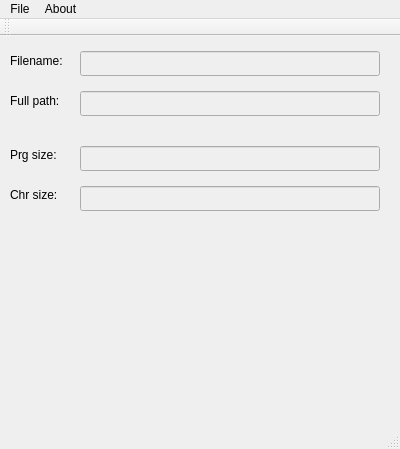
Qt form gui/mainwindow.ui (AngheloAlf/ALF-nes_header_editor) before a commit.
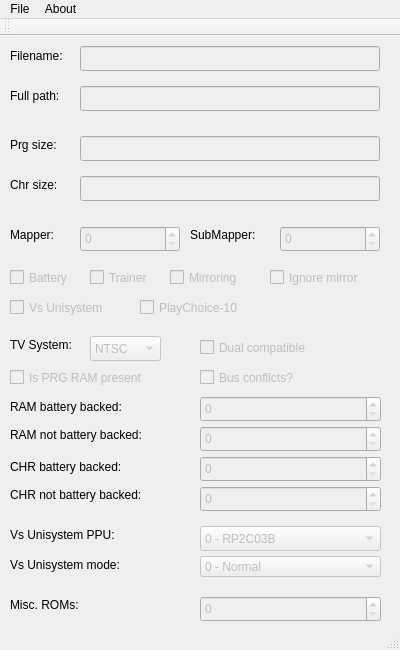
The same form after that commit.

Diff of the .ui file:
```diff
--- a/gui/mainwindow.ui
+++ b/gui/mainwindow.ui
@@ -2,14 +2,29 @@
 <ui version="4.0">
  <class>MainWindow</class>
  <widget class="QMainWindow" name="MainWindow">
+  <property name="enabled">
+   <bool>true</bool>
+  </property>
   <property name="geometry">
    <rect>
     <x>0</x>
     <y>0</y>
     <width>400</width>
-    <height>449</height>
+    <height>650</height>
    </rect>
   </property>
+  <property name="sizePolicy">
+   <sizepolicy hsizetype="Fixed" vsizetype="Fixed">
+    <horstretch>0</horstretch>
+    <verstretch>0</verstretch>
+   </sizepolicy>
+  </property>
+  <property name="minimumSize">
+   <size>
+    <width>400</width>
+    <height>600</height>
+   </size>
+  </property>
   <property name="windowTitle">
    <string>ALF::nes_header_editor</string>
   </property>
@@ -18,7 +33,7 @@
     <property name="geometry">
      <rect>
       <x>10</x>
-      <y>15</y>
+      <y>10</y>
       <width>65</width>
       <height>20</height>
      </rect>
@@ -31,7 +46,7 @@
     <property name="geometry">
      <rect>
       <x>10</x>
-      <y>55</y>
+      <y>50</y>
       <width>71</width>
       <height>20</height>
      </rect>
@@ -44,7 +59,7 @@
     <property name="geometry">
      <rect>
       <x>10</x>
-      <y>110</y>
+      <y>100</y>
       <width>67</width>
       <height>17</height>
      </rect>
@@ -57,7 +72,7 @@
     <property name="geometry">
      <rect>
       <x>10</x>
-      <y>150</y>
+      <y>140</y>
       <width>67</width>
       <height>17</height>
      </rect>
@@ -73,7 +88,7 @@
     <property name="geometry">
      <rect>
       <x>80</x>
-      <y>110</y>
+      <y>100</y>
       <width>300</width>
       <height>25</height>
      </rect>
@@ -86,7 +101,7 @@
     <property name="geometry">
      <rect>
       <x>80</x>
-      <y>15</y>
+      <y>10</y>
       <width>300</width>
       <height>25</height>
      </rect>
@@ -99,7 +114,7 @@
     <property name="geometry">
      <rect>
       <x>80</x>
-      <y>55</y>
+      <y>50</y>
       <width>300</width>
       <height>25</height>
      </rect>
@@ -112,12 +127,619 @@
     <property name="geometry">
      <rect>
       <x>80</x>
-      <y>150</y>
+      <y>140</y>
       <width>300</width>
       <height>25</height>
      </rect>
     </property>
    </widget>
+   <widget class="QLabel" name="label_5">
+    <property name="geometry">
+     <rect>
+      <x>10</x>
+      <y>190</y>
+      <width>67</width>
+      <height>17</height>
+     </rect>
+    </property>
+    <property name="text">
+     <string>Mapper:</string>
+    </property>
+   </widget>
+   <widget class="QLabel" name="label_6">
+    <property name="geometry">
+     <rect>
+      <x>190</x>
+      <y>190</y>
+      <width>90</width>
+      <height>17</height>
+     </rect>
+    </property>
+    <property name="text">
+     <string>SubMapper:</string>
+    </property>
+   </widget>
+   <widget class="QCheckBox" name="battery">
+    <property name="enabled">
+     <bool>false</bool>
+    </property>
+    <property name="geometry">
+     <rect>
+      <x>10</x>
+      <y>230</y>
+      <width>71</width>
+      <height>23</height>
+     </rect>
+    </property>
+    <property name="text">
+     <string>Battery</string>
+    </property>
+   </widget>
+   <widget class="QCheckBox" name="trainer">
+    <property name="enabled">
+     <bool>false</bool>
+    </property>
+    <property name="geometry">
+     <rect>
+      <x>90</x>
+      <y>230</y>
+      <width>71</width>
+      <height>23</height>
+     </rect>
+    </property>
+    <property name="text">
+     <string>Trainer</string>
+    </property>
+   </widget>
+   <widget class="QCheckBox" name="mirroring">
+    <property name="enabled">
+     <bool>false</bool>
+    </property>
+    <property name="geometry">
+     <rect>
+      <x>170</x>
+      <y>230</y>
+      <width>91</width>
+      <height>23</height>
+     </rect>
+    </property>
+    <property name="text">
+     <string>Mirroring</string>
+    </property>
+   </widget>
+   <widget class="QCheckBox" name="ignore_mirroring">
+    <property name="enabled">
+     <bool>false</bool>
+    </property>
+    <property name="geometry">
+     <rect>
+      <x>270</x>
+      <y>230</y>
+      <width>111</width>
+      <height>23</height>
+     </rect>
+    </property>
+    <property name="text">
+     <string>Ignore mirror</string>
+    </property>
+   </widget>
+   <widget class="QSpinBox" name="mapper">
+    <property name="enabled">
+     <bool>false</bool>
+    </property>
+    <property name="geometry">
+     <rect>
+      <x>80</x>
+      <y>190</y>
+      <width>100</width>
+      <height>26</height>
+     </rect>
+    </property>
+    <property name="maximum">
+     <number>4095</number>
+    </property>
+   </widget>
+   <widget class="QSpinBox" name="submapper">
+    <property name="enabled">
+     <bool>false</bool>
+    </property>
+    <property name="geometry">
+     <rect>
+      <x>280</x>
+      <y>190</y>
+      <width>100</width>
+      <height>26</height>
+     </rect>
+    </property>
+    <property name="maximum">
+     <number>15</number>
+    </property>
+   </widget>
+   <widget class="QCheckBox" name="vs">
+    <property name="enabled">
+     <bool>false</bool>
+    </property>
+    <property name="geometry">
+     <rect>
+      <x>10</x>
+      <y>260</y>
+      <width>111</width>
+      <height>23</height>
+     </rect>
+    </property>
+    <property name="text">
+     <string>Vs Unisystem</string>
+    </property>
+   </widget>
+   <widget class="QCheckBox" name="pc10">
+    <property name="enabled">
+     <bool>false</bool>
+    </property>
+    <property name="geometry">
+     <rect>
+      <x>140</x>
+      <y>260</y>
+      <width>121</width>
+      <height>23</height>
+     </rect>
+    </property>
+    <property name="text">
+     <string>PlayChoice-10</string>
+    </property>
+   </widget>
+   <widget class="QComboBox" name="tv_system">
+    <property name="enabled">
+     <bool>false</bool>
+    </property>
+    <property name="geometry">
+     <rect>
+      <x>90</x>
+      <y>300</y>
+      <width>71</width>
+      <height>25</height>
+     </rect>
+    </property>
+    <item>
+     <property name="text">
+      <string notr="true">NTSC</string>
+     </property>
+    </item>
+    <item>
+     <property name="text">
+      <string notr="true">PAL</string>
+     </property>
+    </item>
+   </widget>
+   <widget class="QLabel" name="label_7">
+    <property name="geometry">
+     <rect>
+      <x>10</x>
+      <y>300</y>
+      <width>81</width>
+      <height>17</height>
+     </rect>
+    </property>
+    <property name="text">
+     <string>TV System:</string>
+    </property>
+   </widget>
+   <widget class="QCheckBox" name="dual">
+    <property name="enabled">
+     <bool>false</bool>
+    </property>
+    <property name="geometry">
+     <rect>
+      <x>200</x>
+      <y>300</y>
+      <width>141</width>
+      <height>23</height>
+     </rect>
+    </property>
+    <property name="text">
+     <string>Dual compatible</string>
+    </property>
+   </widget>
+   <widget class="QCheckBox" name="prgRamPresent">
+    <property name="enabled">
+     <bool>false</bool>
+    </property>
+    <property name="geometry">
+     <rect>
+      <x>10</x>
+      <y>330</y>
+      <width>161</width>
+      <height>23</height>
+     </rect>
+    </property>
+    <property name="text">
+     <string>Is PRG RAM present</string>
+    </property>
+   </widget>
+   <widget class="QCheckBox" name="busConflicts">
+    <property name="enabled">
+     <bool>false</bool>
+    </property>
+    <property name="geometry">
+     <rect>
+      <x>200</x>
+      <y>330</y>
+      <width>131</width>
+      <height>23</height>
+     </rect>
+    </property>
+    <property name="text">
+     <string>Bus conflicts?</string>
+    </property>
+   </widget>
+   <widget class="QLabel" name="label_8">
+    <property name="geometry">
+     <rect>
+      <x>10</x>
+      <y>360</y>
+      <width>151</width>
+      <height>21</height>
+     </rect>
+    </property>
+    <property name="text">
+     <string>RAM battery backed:</string>
+    </property>
+   </widget>
+   <widget class="QSpinBox" name="batteryBackedAmount">
+    <property name="enabled">
+     <bool>false</bool>
+    </property>
+    <property name="geometry">
+     <rect>
+      <x>200</x>
+      <y>360</y>
+      <width>181</width>
+      <height>26</height>
+     </rect>
+    </property>
+    <property name="maximum">
+     <number>1048576</number>
+    </property>
+    <property name="singleStep">
+     <number>128</number>
+    </property>
+   </widget>
+   <widget class="QLabel" name="label_9">
+    <property name="geometry">
+     <rect>
+      <x>10</x>
+      <y>390</y>
+      <width>181</width>
+      <height>17</height>
+     </rect>
+    </property>
+    <property name="text">
+     <string>RAM not battery backed:</string>
+    </property>
+   </widget>
+   <widget class="QSpinBox" name="notBatteryBackedAmount">
+    <property name="enabled">
+     <bool>false</bool>
+    </property>
+    <property name="geometry">
+     <rect>
+      <x>200</x>
+      <y>390</y>
+      <width>181</width>
+      <height>26</height>
+     </rect>
+    </property>
+    <property name="maximum">
+     <number>1048576</number>
+    </property>
+    <property name="singleStep">
+     <number>128</number>
+    </property>
+   </widget>
+   <widget class="QLabel" name="label_10">
+    <property name="geometry">
+     <rect>
+      <x>10</x>
+      <y>450</y>
+      <width>181</width>
+      <height>17</height>
+     </rect>
+    </property>
+    <property name="text">
+     <string>CHR not battery backed:</string>
+    </property>
+   </widget>
+   <widget class="QSpinBox" name="chrBatteryBackedAmount">
+    <property name="enabled">
+     <bool>false</bool>
+    </property>
+    <property name="geometry">
+     <rect>
+      <x>200</x>
+      <y>420</y>
+      <width>181</width>
+      <height>26</height>
+     </rect>
+    </property>
+    <property name="maximum">
+     <number>1048576</number>
+    </property>
+    <property name="singleStep">
+     <number>128</number>
+    </property>
+   </widget>
+   <widget class="QSpinBox" name="chrNotBatteryBackedAmount">
+    <property name="enabled">
+     <bool>false</bool>
+    </property>
+    <property name="geometry">
+     <rect>
+      <x>200</x>
+      <y>450</y>
+      <width>181</width>
+      <height>26</height>
+     </rect>
+    </property>
+    <property name="maximum">
+     <number>1048576</number>
+    </property>
+    <property name="singleStep">
+     <number>128</number>
+    </property>
+   </widget>
+   <widget class="QLabel" name="label_11">
+    <property name="geometry">
+     <rect>
+      <x>10</x>
+      <y>420</y>
+      <width>151</width>
+      <height>21</height>
+     </rect>
+    </property>
+    <property name="text">
+     <string>CHR battery backed:</string>
+    </property>
+   </widget>
+   <widget class="QLabel" name="label_12">
+    <property name="geometry">
+     <rect>
+      <x>10</x>
+      <y>490</y>
+      <width>131</width>
+      <height>17</height>
+     </rect>
+    </property>
+    <property name="text">
+     <string>Vs Unisystem PPU:</string>
+    </property>
+   </widget>
+   <widget class="QComboBox" name="vsPPU">
+    <property name="enabled">
+     <bool>false</bool>
+    </property>
+    <property name="geometry">
+     <rect>
+      <x>200</x>
+      <y>490</y>
+      <width>181</width>
+      <height>25</height>
+     </rect>
+    </property>
+    <item>
+     <property name="text">
+      <string>0 - RP2C03B</string>
+     </property>
+    </item>
+    <item>
+     <property name="text">
+      <string>1 - RP2C03G</string>
+     </property>
+    </item>
+    <item>
+     <property name="text">
+      <string>2 - RP2C04-0001</string>
+     </property>
+    </item>
+    <item>
+     <property name="text">
+      <string>3 - RP2C04-0002</string>
+     </property>
+    </item>
+    <item>
+     <property name="text">
+      <string>4 - RP2C04-0003</string>
+     </property>
+    </item>
+    <item>
+     <property name="text">
+      <string>5 - RP2C04-0004</string>
+     </property>
+    </item>
+    <item>
+     <property name="text">
+      <string>6 - RC2C03B</string>
+     </property>
+    </item>
+    <item>
+     <property name="text">
+      <string>7 - RC2C03C</string>
+     </property>
+    </item>
+    <item>
+     <property name="text">
+      <string>8 - RC2C05-01</string>
+     </property>
+    </item>
+    <item>
+     <property name="text">
+      <string>9 - RC2C05-02</string>
+     </property>
+    </item>
+    <item>
+     <property name="text">
+      <string>10 - RC2C05-03</string>
+     </property>
+    </item>
+    <item>
+     <property name="text">
+      <string>11 - RC2C05-04</string>
+     </property>
+    </item>
+    <item>
+     <property name="text">
+      <string>12 - RC2C05-05</string>
+     </property>
+    </item>
+    <item>
+     <property name="text">
+      <string>13 - not defined</string>
+     </property>
+    </item>
+    <item>
+     <property name="text">
+      <string>14 - not defined</string>
+     </property>
+    </item>
+    <item>
+     <property name="text">
+      <string>15 - not defined</string>
+     </property>
+    </item>
+   </widget>
+   <widget class="QLabel" name="label_13">
+    <property name="geometry">
+     <rect>
+      <x>10</x>
+      <y>520</y>
+      <width>161</width>
+      <height>17</height>
+     </rect>
+    </property>
+    <property name="text">
+     <string>Vs Unisystem mode:</string>
+    </property>
+   </widget>
+   <widget class="QComboBox" name="vsMode">
+    <property name="enabled">
+     <bool>false</bool>
+    </property>
+    <property name="geometry">
+     <rect>
+      <x>200</x>
+      <y>520</y>
+      <width>181</width>
+      <height>21</height>
+     </rect>
+    </property>
+    <item>
+     <property name="text">
+      <string>0 - Normal</string>
+     </property>
+    </item>
+    <item>
+     <property name="text">
+      <string>1 - RBI Baseball</string>
+     </property>
+    </item>
+    <item>
+     <property name="text">
+      <string>2 - TKO Boxing</string>
+     </property>
+    </item>
+    <item>
+     <property name="text">
+      <string>3 - Super Xevious</string>
+     </property>
+    </item>
+    <item>
+     <property name="text">
+      <string>4 - Not defined</string>
+     </property>
+    </item>
+    <item>
+     <property name="text">
+      <string>5 - Not defined</string>
+     </property>
+    </item>
+    <item>
+     <property name="text">
+      <string>6 - Not defined</string>
+     </property>
+    </item>
+    <item>
+     <property name="text">
+      <string>7 - Not defined</string>
+     </property>
+    </item>
+    <item>
+     <property name="text">
+      <string>8 - Not defined</string>
+     </property>
+    </item>
+    <item>
+     <property name="text">
+      <string>9 - Not defined</string>
+     </property>
+    </item>
+    <item>
+     <property name="text">
+      <string>10 - Not defined</string>
+     </property>
+    </item>
+    <item>
+     <property name="text">
+      <string>11 - Not defined</string>
+     </property>
+    </item>
+    <item>
+     <property name="text">
+      <string>12 - Not defined</string>
+     </property>
+    </item>
+    <item>
+     <property name="text">
+      <string>13 - Not defined</string>
+     </property>
+    </item>
+    <item>
+     <property name="text">
+      <string>14 - Not defined</string>
+     </property>
+    </item>
+    <item>
+     <property name="text">
+      <string>15 - Not defined</string>
+     </property>
+    </item>
+   </widget>
+   <widget class="QLabel" name="label_14">
+    <property name="geometry">
+     <rect>
+      <x>10</x>
+      <y>560</y>
+      <width>171</width>
+      <height>17</height>
+     </rect>
+    </property>
+    <property name="text">
+     <string>Misc. ROMs:</string>
+    </property>
+   </widget>
+   <widget class="QSpinBox" name="miscRoms">
+    <property name="enabled">
+     <bool>false</bool>
+    </property>
+    <property name="geometry">
+     <rect>
+      <x>200</x>
+      <y>560</y>
+      <width>181</width>
+      <height>26</height>
+     </rect>
+    </property>
+    <property name="maximum">
+     <number>3</number>
+    </property>
+   </widget>
   </widget>
   <widget class="QMenuBar" name="menuBar">
    <property name="geometry">
```
